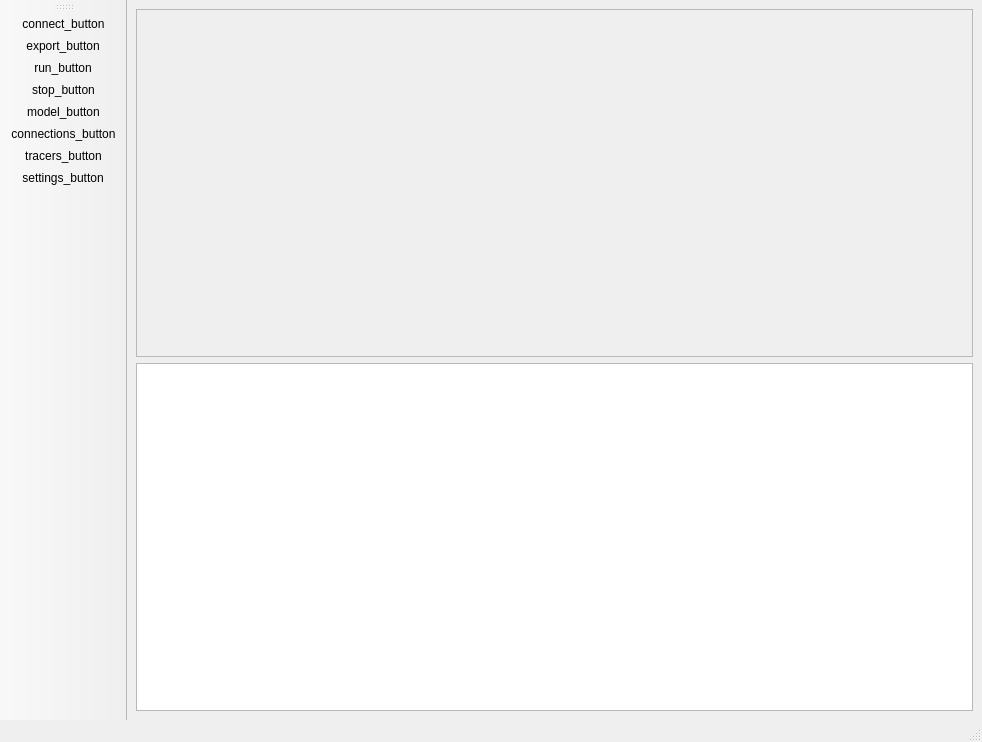
Qt form client/ui/MainWindow.ui (littlehobbit/ns-client) before a commit.
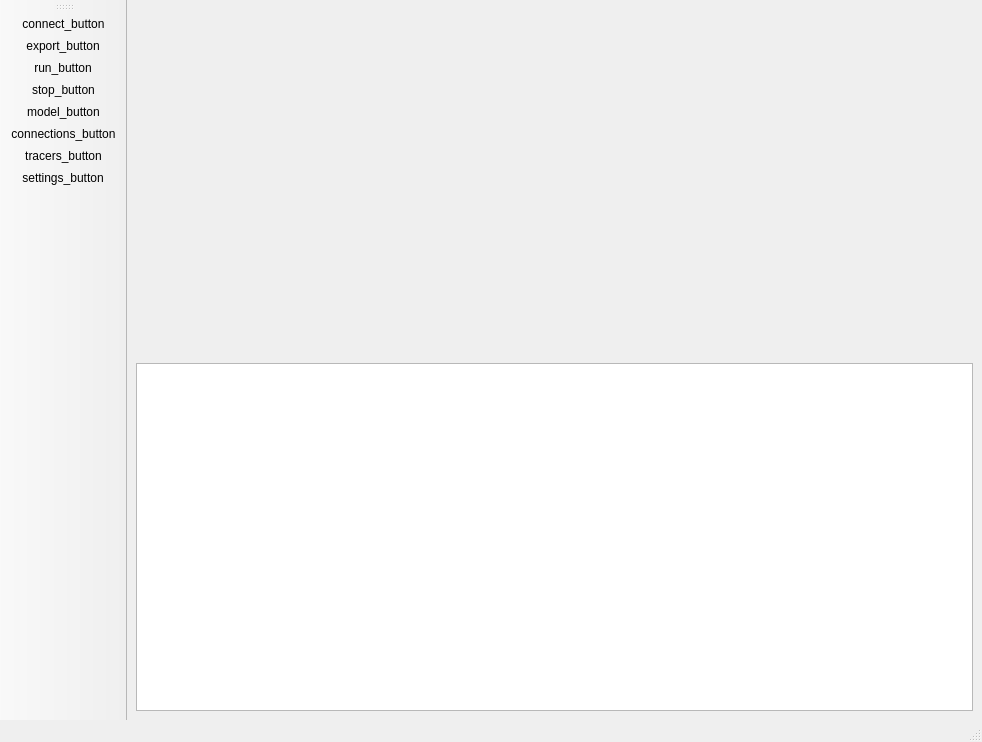
The same form after that commit. Icons and pictures are not drawn.

Commit message: change QFrame to QWidget

Diff of the .ui file:
```diff
--- a/client/ui/MainWindow.ui
+++ b/client/ui/MainWindow.ui
@@ -21,14 +21,7 @@
   <widget class="QWidget" name="centralwidget">
    <layout class="QVBoxLayout" name="verticalLayout">
     <item>
-     <widget class="QFrame" name="topology_window">
-      <property name="frameShape">
-       <enum>QFrame::StyledPanel</enum>
-      </property>
-      <property name="frameShadow">
-       <enum>QFrame::Raised</enum>
-      </property>
-     </widget>
+     <widget class="QWidget" name="topology_window" native="true"/>
     </item>
     <item>
      <widget class="QTextBrowser" name="log_window">
```
